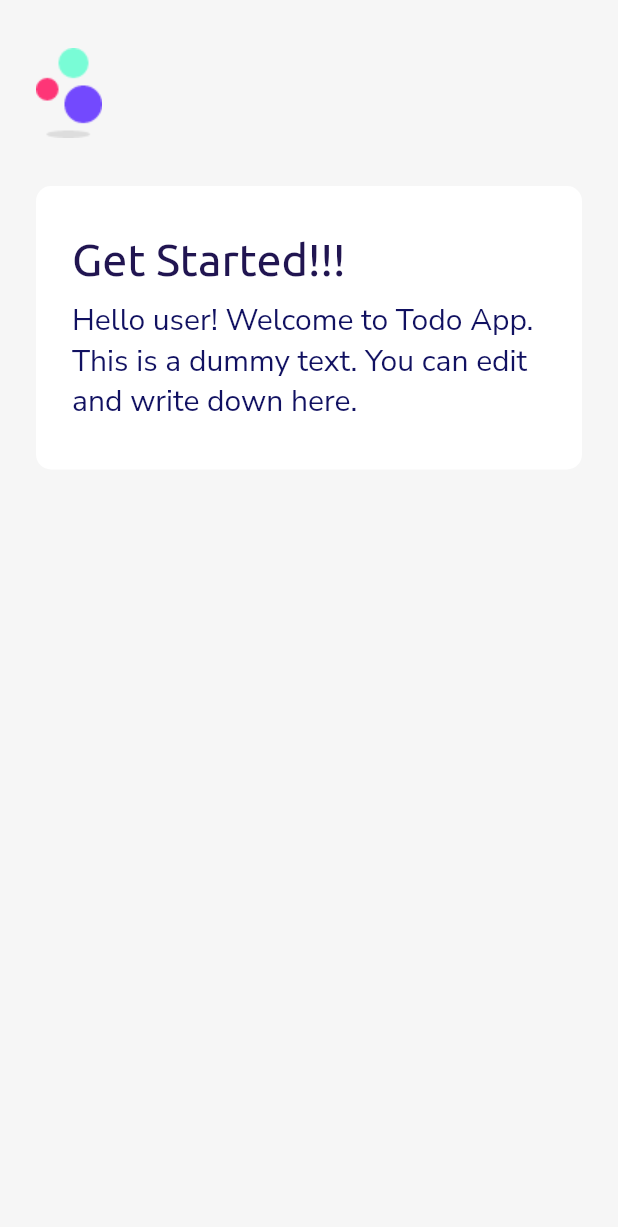
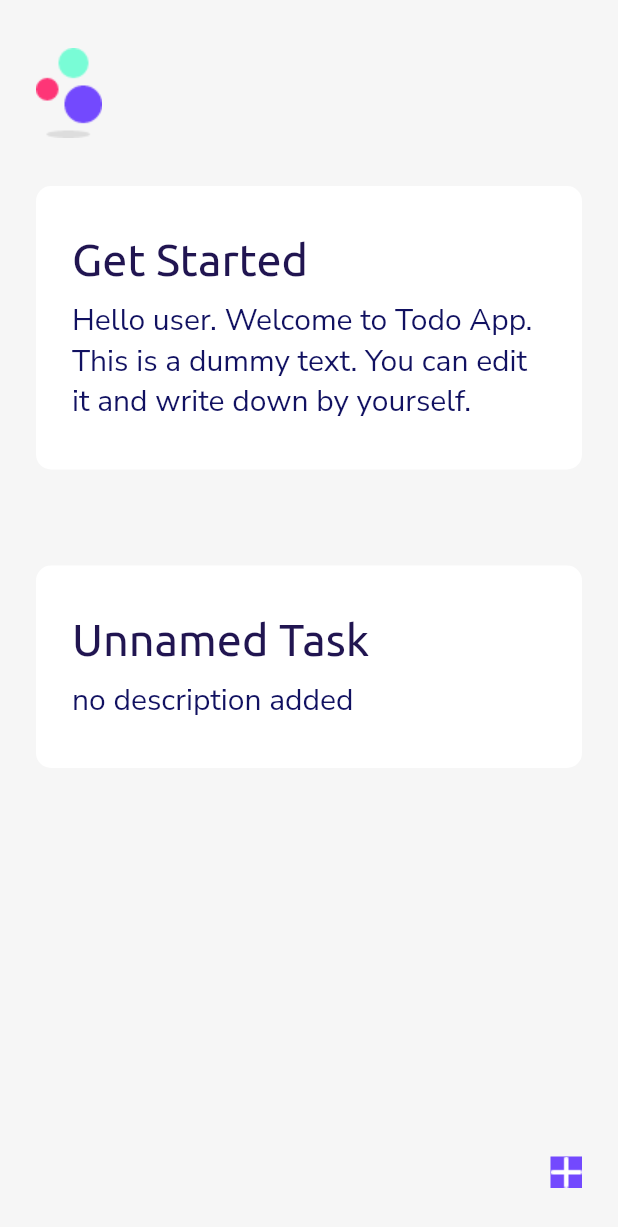
Before and after one commit to ArnobMahmud/Todo-App, a Flutter app: the screen it shows after launch, on a phone screen of 412 x 824 dp. Shown: the top 1227 px of the screen. Run offline on Flutter 3.47's test engine with Material 2 defaults, Android fonts, the phone set to English and light mode, and no system bars; our stand-ins replace google_fonts.

Commit message:
home page constructor call + icon added

```diff
--- a/lib/pages/home-page.dart
+++ b/lib/pages/home-page.dart
@@ -17,16 +17,33 @@ class _HomePageState extends State<HomePage> {
           child: Padding(
             padding:
                 const EdgeInsets.symmetric(horizontal: 24.0, vertical: 32.0),
-            child: Column(
+            child: Stack(children: [
+              Column(
                 mainAxisAlignment: MainAxisAlignment.start,
                 crossAxisAlignment: CrossAxisAlignment.start,
                 children: [
                   Image(
                     image: AssetImage("images/logo.png"),
                   ),
+                  Task(
+                    title: "Get Started",
+                    description:
+                        "Hello user. Welcome to Todo App. This is a dummy text. You can edit it and write down by yourself.",
+                  ),
                   Task(),
                 ],
               ),
+              Positioned(
+                bottom: 0.0,
+                right: 0.0,
+                child: Container(
+                  decoration: BoxDecoration(color: Color(0xFF7349FE)),
+                  child: Image(
+                    image: AssetImage("images/add_icon.png"),
+                  ),
+                ),
+              )
+            ]),
           ),
         ),
       ),
--- a/lib/widgets/Task.dart
+++ b/lib/widgets/Task.dart
@@ -1,6 +1,10 @@
 import 'package:flutter/material.dart';
 
 class Task extends StatelessWidget {
+  final String title;
+  final String description;
+  const Task({Key key, this.title, this.description}) : super(key: key);
+
   @override
   Widget build(BuildContext context) {
     return Container(
@@ -14,7 +18,7 @@ class Task extends StatelessWidget {
           crossAxisAlignment: CrossAxisAlignment.start,
           children: [
             Text(
-              "Get Started!!!",
+              title ?? ("Unnamed Task"),
               style: TextStyle(
                   fontSize: 30,
                   color: Color(0xFF211551),
@@ -25,7 +29,7 @@ class Task extends StatelessWidget {
               height: 10,
             ),
             Text(
-              "Hello user! Welcome to Todo App. This is a dummy text. You can edit and write down here.",
+              description ?? ("no description added"),
               style: TextStyle(
                 fontSize: 20,
                 color: Color(0xFF111161),
```
Lines whose indentation alone changed are shown as unchanged.
